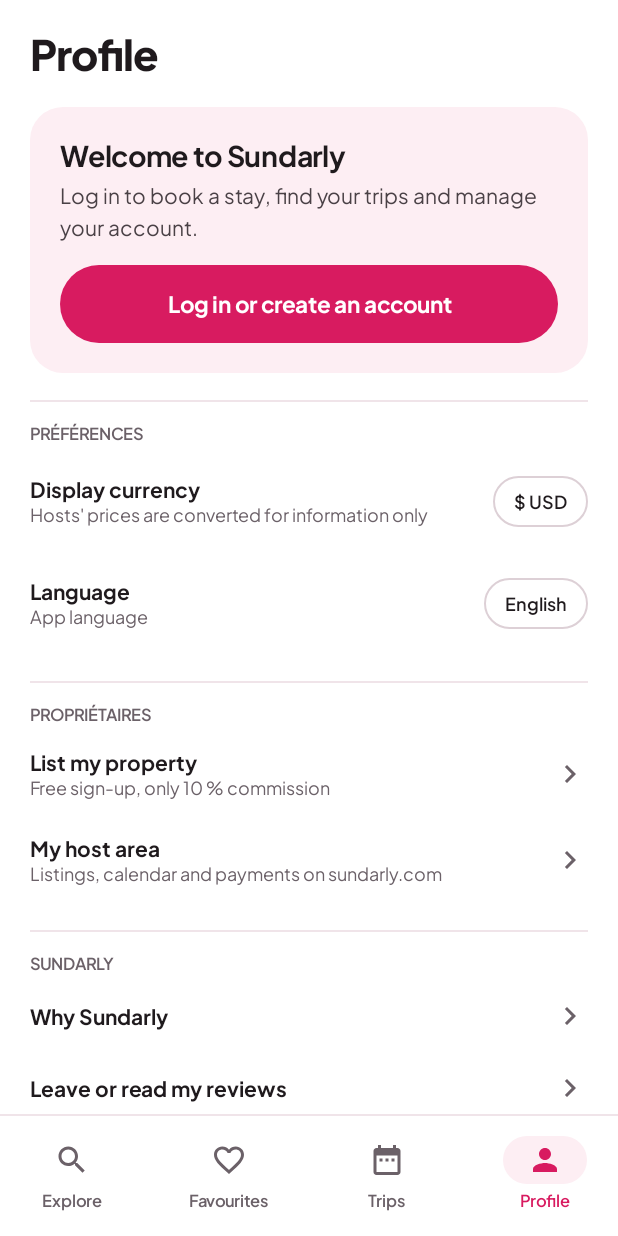
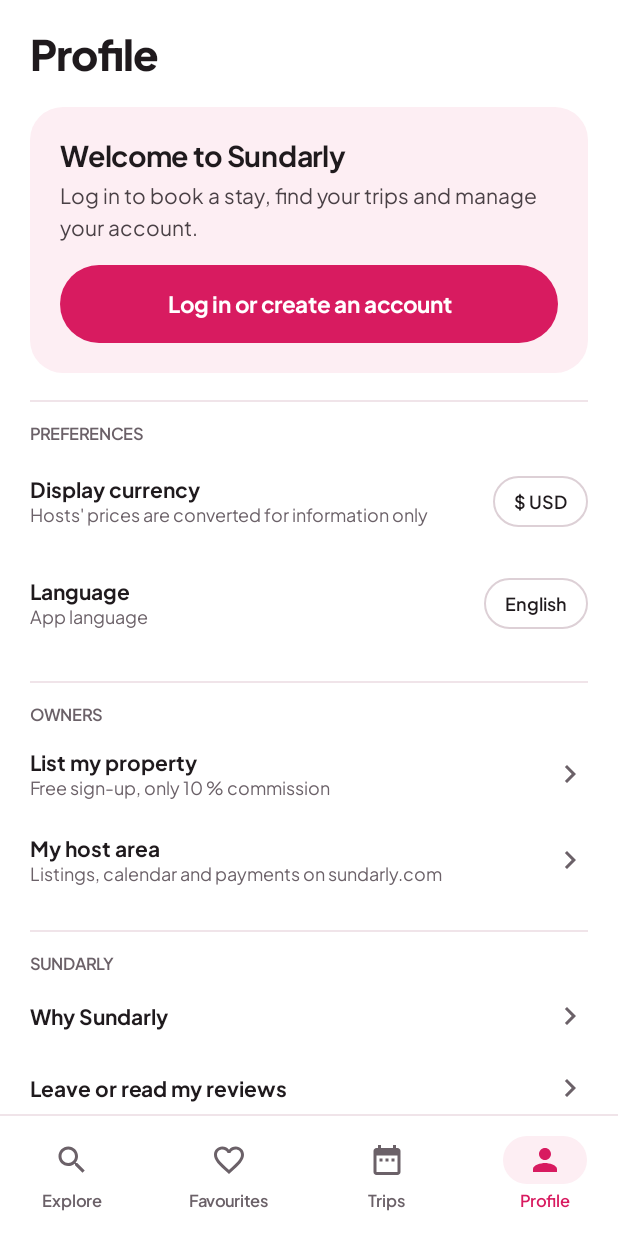
Before and after one commit to croquettes39/sundarly-site, an Android app built with Jetpack Compose: the screen it shows after launch (MainActivity), item 4 of the bottom bar chosen, on a phone screen of 412 x 824 dp. Run offline under Robolectric (Android 15) with nearby library versions, the phone set to English and light mode, and no system bars; libraries missing offline, so code that uses them is left out: org.osmdroid.config; pictures from the network do not load; 1 statement that could not run was skipped.

Commit message:
Application : titres de rubriques du profil traduits
Co-Authored-By: Claude Fable 5.2 <noreply@anthropic.com>
Claude-Session: https://claude.ai/code/session_01CCsdvDGvTrrYy4W1o7X5ce

```diff
--- a/android/app/src/main/java/com/sundarly/app/ui/Profil.kt
+++ b/android/app/src/main/java/com/sundarly/app/ui/Profil.kt
@@ -46,6 +46,7 @@ import androidx.compose.ui.text.style.TextOverflow
 import androidx.compose.ui.unit.dp
 import com.sundarly.app.data.Api
 import com.sundarly.app.data.ErreurSundarly
+import com.sundarly.app.data.Langue
 import com.sundarly.app.data.Prix
 import com.sundarly.app.data.Reservation
 
@@ -219,7 +220,7 @@ fun OngletProfil(etat: Etat) {
 @Composable
 private fun Section(titre: String) {
     Box(Modifier.padding(top = 18.dp, bottom = 14.dp).fillMaxWidth().height(1.dp).background(Ligne))
-    Text(titre.uppercase(), style = MaterialTheme.typography.labelSmall, color = Gris, modifier = Modifier.padding(bottom = 4.dp))
+    Text(Langue.t(titre).uppercase(), style = MaterialTheme.typography.labelSmall, color = Gris, modifier = Modifier.padding(bottom = 4.dp))
 }
 
 @Composable
```
